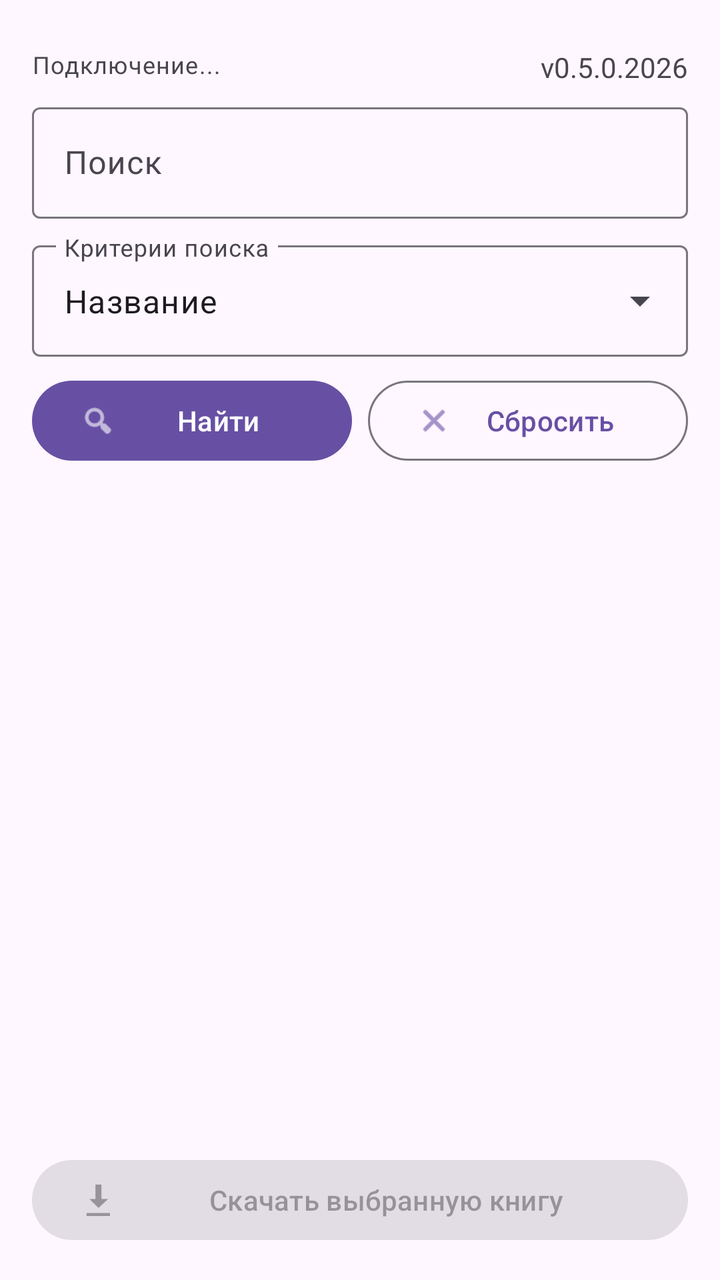
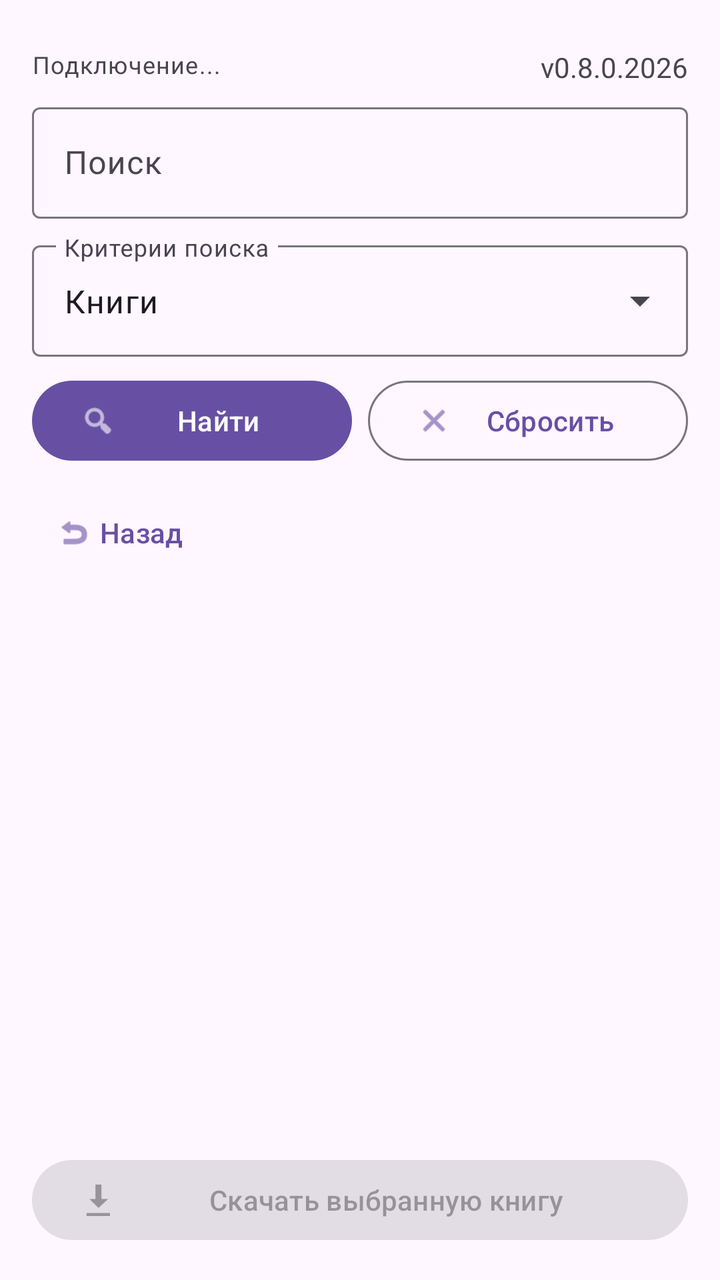

The first picture is an Android layout as it rendered before a commit; the second is the same layout after the commit. The layout source and the unified diff follow.
<!-- AndroidManifest.xml: application theme Theme.Material3.DayNight.NoActionBar -->
<!-- res/layout/activity_main.xml -->
<?xml version="1.0" encoding="utf-8"?>
<LinearLayout xmlns:android="http://schemas.android.com/apk/res/android"
    xmlns:app="http://schemas.android.com/apk/res-auto"
    android:layout_width="match_parent"
    android:layout_height="match_parent"
    android:orientation="vertical"
    android:padding="16dp">
    <LinearLayout
        android:layout_width="match_parent"
        android:layout_height="wrap_content"
        android:layout_marginTop="8dp"
        android:orientation="horizontal">
        <TextView
            android:id="@+id/connection"
            android:layout_width="wrap_content"
            android:layout_height="wrap_content"
            android:layout_marginTop="8dp"
            android:layout_weight="1"
            android:layout_gravity="start"
            android:text="Подключение..."
            android:textAppearance="?attr/textAppearanceBodySmall" />
        <TextView
            android:layout_width="wrap_content"
            android:layout_height="wrap_content"
            android:layout_gravity="end"
            android:text="v0.5.0.2026" />
    </LinearLayout>
    <com.google.android.material.textfield.TextInputLayout
        android:id="@+id/queryLayout"
        style="@style/Widget.Material3.TextInputLayout.OutlinedBox"
        android:layout_width="match_parent"
        android:layout_height="wrap_content"
        android:hint="Поиск">

        <com.google.android.material.textfield.TextInputEditText
            android:id="@+id/query"
            android:layout_width="match_parent"
            android:layout_height="wrap_content"
            android:inputType="text"
            android:maxLines="1" />
    </com.google.android.material.textfield.TextInputLayout>

    <com.google.android.material.textfield.TextInputLayout
        android:id="@+id/modeLayout"
        style="@style/Widget.Material3.TextInputLayout.OutlinedBox.ExposedDropdownMenu"
        android:layout_width="match_parent"
        android:layout_height="wrap_content"
        android:layout_marginTop="8dp"
        android:hint="Критерии поиска">

        <AutoCompleteTextView
            android:id="@+id/mode"
            android:layout_width="match_parent"
            android:layout_height="wrap_content"
            android:inputType="none"
            android:text="Название" />
    </com.google.android.material.textfield.TextInputLayout>

    <LinearLayout
        android:layout_width="match_parent"
        android:layout_height="wrap_content"
        android:layout_marginTop="8dp"
        android:orientation="horizontal">

        <com.google.android.material.button.MaterialButton
            android:id="@+id/findButton"
            android:layout_width="0dp"
            android:layout_height="wrap_content"
            android:layout_weight="1"
            android:text="Найти"
            app:icon="@android:drawable/ic_menu_search" />

        <com.google.android.material.button.MaterialButton
            android:id="@+id/resetButton"
            style="@style/Widget.Material3.Button.OutlinedButton"
            android:layout_width="0dp"
            android:layout_height="wrap_content"
            android:layout_marginStart="8dp"
            android:layout_weight="1"
            android:text="Сбросить"
            app:icon="@android:drawable/ic_menu_close_clear_cancel" />
    </LinearLayout>

    <com.google.android.material.progressindicator.LinearProgressIndicator
        android:id="@+id/progress"
        android:layout_width="match_parent"
        android:layout_height="wrap_content"
        android:layout_marginTop="8dp"
        android:indeterminate="true"
        android:visibility="gone" />

    <androidx.core.widget.NestedScrollView
        android:layout_width="match_parent"
        android:layout_height="0dp"
        android:layout_weight="1"
        android:layout_marginTop="8dp">

        <LinearLayout
            android:id="@+id/resultsBox"
            android:layout_width="match_parent"
            android:layout_height="wrap_content"
            android:orientation="vertical" />
    </androidx.core.widget.NestedScrollView>

    <com.google.android.material.button.MaterialButton
        android:id="@+id/downloadButton"
        android:layout_width="match_parent"
        android:layout_height="wrap_content"
        android:layout_marginTop="8dp"
        android:enabled="false"
        android:text="Скачать выбранную книгу"
        app:icon="@android:drawable/stat_sys_download" />

</LinearLayout>
<!-- resources referenced by this layout -->
<resources>

</resources>

<!-- the commit's change to res/layout/activity_main.xml (unified diff, before → after) -->
@@ -23,7 +23,7 @@
             android:layout_width="wrap_content"
             android:layout_height="wrap_content"
             android:layout_gravity="end"
-            android:text="v0.5.0.2026" />
+            android:text="v0.8.0.2026" />
     </LinearLayout>
     <com.google.android.material.textfield.TextInputLayout
         android:id="@+id/queryLayout"
@@ -53,7 +53,9 @@
             android:layout_width="match_parent"
             android:layout_height="wrap_content"
             android:inputType="none"
-            android:text="Название" />
+            android:focusable="false"
+            android:clickable="true"
+            android:text="Книги" />
     </com.google.android.material.textfield.TextInputLayout>
 
     <LinearLayout
@@ -79,6 +81,35 @@
             android:layout_weight="1"
             android:text="Сбросить"
             app:icon="@android:drawable/ic_menu_close_clear_cancel" />
+    </LinearLayout>
+
+    <LinearLayout
+        android:id="@+id/navHeader"
+        android:layout_width="match_parent"
+        android:layout_height="wrap_content"
+        android:layout_marginTop="8dp"
+        android:orientation="horizontal"
+        android:gravity="center_vertical">
+
+        <com.google.android.material.button.MaterialButton
+            android:id="@+id/backButton"
+            style="@style/Widget.Material3.Button.TextButton.Icon"
+            android:layout_width="wrap_content"
+            android:layout_height="wrap_content"
+            android:text="Назад"
+            app:icon="@android:drawable/ic_menu_revert" />
+
+        <TextView
+            android:id="@+id/headerTitle"
+            android:layout_width="0dp"
+            android:layout_height="wrap_content"
+            android:layout_weight="1"
+            android:layout_marginStart="8dp"
+            android:textSize="16sp"
+            android:textStyle="bold"
+            android:textColor="?attr/colorOnSurface"
+            android:maxLines="1"
+            android:ellipsize="end" />
     </LinearLayout>
 
     <com.google.android.material.progressindicator.LinearProgressIndicator
